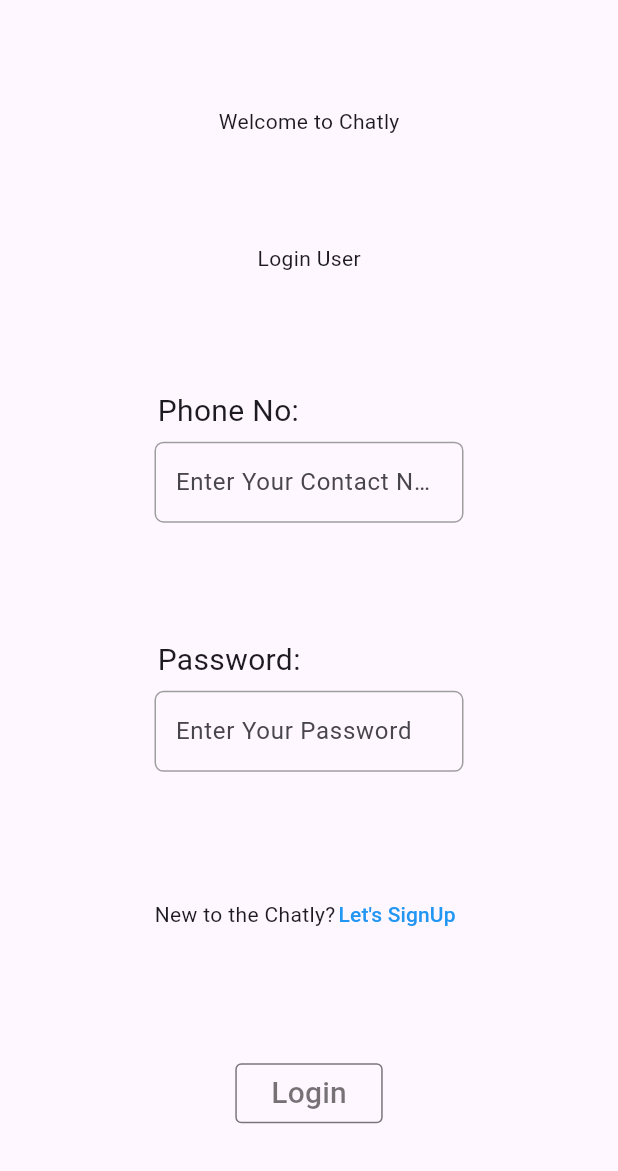
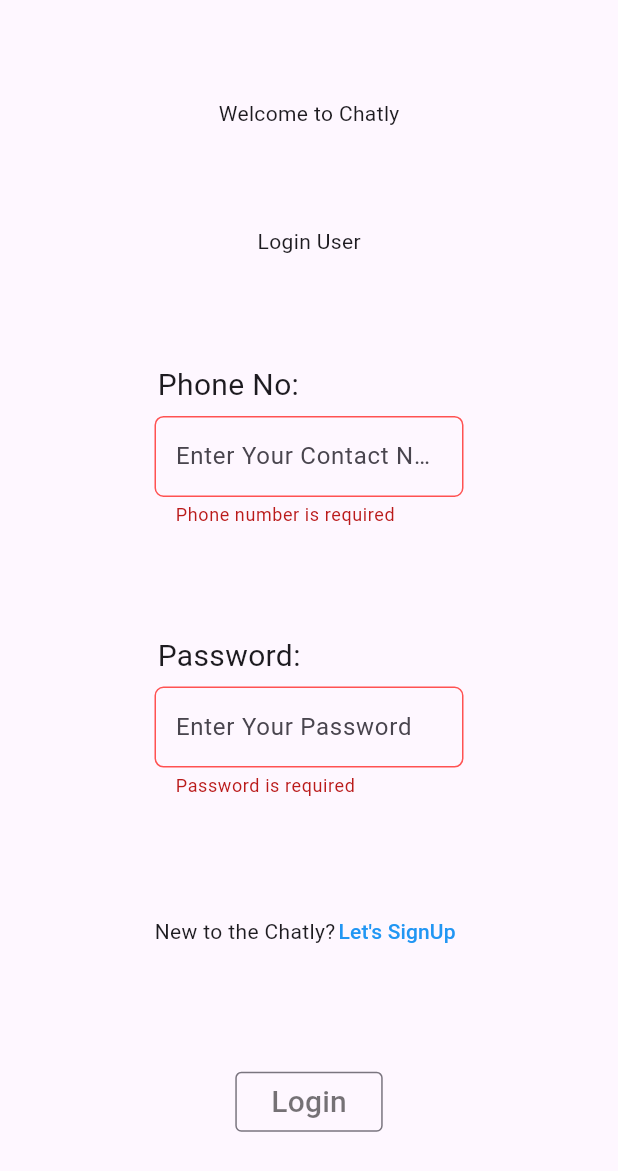
Before and after one commit to SaileshVerma/chatly, a Flutter app: the LoginScreen screen opened by its route, after a tap on "Login", on a phone screen of 412 x 824 dp. Shown: the top 1171 px of the screen. Run offline on Flutter 3.47's test engine with Material 3 defaults, Android fonts, the light colour scheme and no system bars; our stand-ins replace bloc, equatable, flutter_bloc, hive_flutter, shared_preferences; accounts and stored records are empty; network calls fail.

Commit message:
bloc setup for login & signup

```diff
--- a/lib/bloc/chat/chat_state.dart
+++ b/lib/bloc/chat/chat_state.dart
@@ -9,5 +9,5 @@ class ChatState extends Equatable {
   });
 
   @override
-  List<Object> get props => [];
+  List<Object> get props => [messages];
 }
--- /dev/null
+++ b/lib/bloc/signup/signup_bloc.dart
@@ -0,0 +1,32 @@
+import 'package:chatly/bloc/SignUp/SignUp_event.dart';
+import 'package:bloc/bloc.dart';
+import 'package:chatly/bloc/signup/signup_state.dart';
+
+class SignUpBloc extends Bloc<SignUpEvent, SignupState> {
+  SignUpBloc() : super(SignupState()) {
+    on<SignUpPhoneNumberChanged>(_onPhoneNumberChanged);
+    on<SignUpPasswordChanged>(_onPasswordChanged);
+    on<SignUpNameChanged>(_onNameChanged);
+    on<SignUpSubmitted>(_onSubmitted);
+  }
+
+  void _onPhoneNumberChanged(
+    SignUpPhoneNumberChanged event,
+    Emitter<SignupState> emit,
+  ) {}
+
+  void _onPasswordChanged(
+    SignUpPasswordChanged event,
+    Emitter<SignupState> emit,
+  ) {}
+
+  void _onNameChanged(
+    SignUpNameChanged event,
+    Emitter<SignupState> emit,
+  ) {}
+
+  void _onSubmitted(
+    SignUpSubmitted event,
+    Emitter<SignupState> emit,
+  ) {}
+}
--- /dev/null
+++ b/lib/bloc/signup/signup_event.dart
@@ -0,0 +1,43 @@
+import 'package:equatable/equatable.dart';
+
+abstract class SignUpEvent extends Equatable {
+  const SignUpEvent();
+
+  @override
+  List<Object> get props => [];
+}
+
+class SignUpPhoneNumberChanged extends SignUpEvent {
+  final String phoneNumber;
+
+  const SignUpPhoneNumberChanged(this.phoneNumber);
+
+  @override
+  List<Object> get props => [phoneNumber];
+}
+
+class SignUpPasswordChanged extends SignUpEvent {
+  final String password;
+
+  const SignUpPasswordChanged(this.password);
+
+  @override
+  List<Object> get props => [password];
+}
+
+class SignUpNameChanged extends SignUpEvent {
+  final String name;
+
+  const SignUpNameChanged(this.name);
+
+  @override
+  List<Object> get props => [name];
+}
+
+class SignUpSubmitted extends SignUpEvent {
+  const SignUpSubmitted();
+}
+
+class SignUpClearFieldOnNavigation extends SignUpEvent {
+  const SignUpClearFieldOnNavigation();
+}
--- /dev/null
+++ b/lib/bloc/signup/signup_state.dart
@@ -0,0 +1,43 @@
+import 'package:chatly/utils/constants/enums.dart';
+import 'package:equatable/equatable.dart';
+
+class SignupState extends Equatable {
+  final FormStatus formStatus;
+  final int number;
+  final String password;
+  final String name;
+  final String errorMessage;
+
+  const SignupState({
+    this.formStatus = FormStatus.initial,
+    this.number = 0,
+    this.password = '',
+    this.name = '',
+    this.errorMessage = "",
+  });
+
+  SignupState copyWith({
+    int? number,
+    FormStatus? formStatus,
+    String? password,
+    String? name,
+    String? errorMessage,
+  }) {
+    return SignupState(
+      number: number ?? this.number,
+      password: password ?? this.password,
+      name: name ?? this.name,
+      formStatus: formStatus ?? this.formStatus,
+      errorMessage: errorMessage ?? this.errorMessage,
+    );
+  }
+
+  @override
+  List<Object> get props => [
+        formStatus,
+        number,
+        name,
+        password,
+        errorMessage,
+      ];
+}
--- /dev/null
+++ b/lib/bloc/signup/signups.dart
@@ -0,0 +1,3 @@
+export './signup_bloc.dart';
+export './signup_state.dart';
+export './signup_event.dart';
--- a/lib/screens/login_screen/login_screen.dart
+++ b/lib/screens/login_screen/login_screen.dart
@@ -1,30 +1,29 @@
+import 'package:flutter/material.dart';
+import 'package:chatly/screens/login_screen/widgets/login_action_button.dart';
+import 'package:chatly/screens/login_screen/widgets/login_number_field.dart';
+import 'package:chatly/screens/login_screen/widgets/login_password_field.dart';
 import 'package:chatly/utils/constants/routes.dart';
-import 'package:chatly/widgets/custom_textfield.dart';
-import 'package:flutter/material.dart';
 
 class LoginScreen extends StatelessWidget {
   const LoginScreen({super.key});
 
   @override
   Widget build(BuildContext context) {
+    final GlobalKey<FormState> formKey = GlobalKey<FormState>();
     return Scaffold(
       body: Center(
         child: SizedBox(
           width: MediaQuery.of(context).size.width * 0.5,
+          child: Form(
+            key: formKey,
             child: Column(
               crossAxisAlignment: CrossAxisAlignment.center,
               mainAxisAlignment: MainAxisAlignment.spaceEvenly,
               children: [
-              Text("Welcome to Chatly"),
-              Text("Login User"),
-              CustomTextField(
-                label: 'Phone No:',
-                hintText: "Enter Your Contact Number",
-              ),
-              CustomTextField(
-                label: 'Password:',
-                hintText: "Enter Your Password",
-              ),
+                const Text("Welcome to Chatly"),
+                const Text("Login User"),
+                const LoginPhoneNumberField(),
+                const LoginPasswordField(),
                 Row(
                   children: [
                     const Text("New to the Chatly?"),
@@ -41,20 +40,9 @@ class LoginScreen extends StatelessWidget {
                     ),
                   ],
                 ),
-              OutlinedButton(
-                style: OutlinedButton.styleFrom(
-                    shape: RoundedRectangleBorder(
-                        borderRadius: BorderRadius.circular(4.0))),
-                onPressed: () {},
-                child: const Text(
-                  'Login',
-                  style: TextStyle(
-                    color: Colors.black54,
-                    fontSize: 20.0,
+                LoginActionButton(formKey: formKey),
+              ],
             ),
-                ),
-              )
-            ],
           ),
         ),
       ),
--- /dev/null
+++ b/lib/screens/login_screen/widgets/login_action_button.dart
@@ -0,0 +1,41 @@
+import 'package:chatly/utils/constants/routes.dart';
+import 'package:flutter/material.dart';
+import 'package:chatly/bloc/login/login.dart';
+import 'package:flutter_bloc/flutter_bloc.dart';
+
+class LoginActionButton extends StatelessWidget {
+  final GlobalKey<FormState> formKey;
+  const LoginActionButton({
+    required this.formKey,
+    super.key,
+  });
+
+  @override
+  Widget build(BuildContext context) {
+    return BlocBuilder<LoginBloc, LoginState>(
+      builder: (ctx, state) => OutlinedButton(
+        style: OutlinedButton.styleFrom(
+          shape: RoundedRectangleBorder(
+            borderRadius: BorderRadius.circular(4.0),
+          ),
+        ),
+        onPressed: () {
+          if (formKey.currentState?.validate() ?? false) {
+            Navigator.pushNamedAndRemoveUntil(
+              context,
+              Routes.chat,
+              (route) => false,
+            );
+          }
+        },
+        child: const Text(
+          'Login',
+          style: TextStyle(
+            color: Colors.black54,
+            fontSize: 20.0,
+          ),
+        ),
+      ),
+    );
+  }
+}
--- /dev/null
+++ b/lib/screens/login_screen/widgets/login_number_field.dart
@@ -0,0 +1,27 @@
+import 'package:chatly/bloc/login/login.dart';
+import 'package:chatly/widgets/custom_textfield.dart';
+import 'package:flutter/material.dart';
+import 'package:flutter_bloc/flutter_bloc.dart';
+
+class LoginPhoneNumberField extends StatelessWidget {
+  const LoginPhoneNumberField({super.key});
+
+  @override
+  Widget build(BuildContext context) {
+    return BlocBuilder<LoginBloc, LoginState>(
+      builder: (ctx, state) => CustomTextField(
+        label: 'Phone No:',
+        hintText: "Enter Your Contact Number",
+        onChanged: (_) => {},
+        validator: (value) {
+          if (value == null || value.isEmpty) {
+            return 'Phone number is required';
+          } else if (value.length != 10) {
+            return 'Enter a valid phone number';
+          }
+          return null;
+        },
+      ),
+    );
+  }
+}
--- /dev/null
+++ b/lib/screens/login_screen/widgets/login_password_field.dart
@@ -0,0 +1,26 @@
+import 'package:chatly/bloc/login/login.dart';
+import 'package:chatly/widgets/custom_textfield.dart';
+import 'package:flutter/material.dart';
+import 'package:flutter_bloc/flutter_bloc.dart';
+
+class LoginPasswordField extends StatelessWidget {
+  const LoginPasswordField({super.key});
+
+  @override
+  Widget build(BuildContext context) {
+    return BlocBuilder<LoginBloc, LoginState>(
+      builder: (ctx, state) => CustomTextField(
+        label: 'Password:',
+        hintText: "Enter Your Password",
+        validator: (value) {
+          if (value == null || value.isEmpty) {
+            return 'Password is required';
+          }
+
+          return null;
+        },
+        onChanged: (_) => {},
+      ),
+    );
+  }
+}
--- a/lib/widgets/custom_textfield.dart
+++ b/lib/widgets/custom_textfield.dart
@@ -3,10 +3,14 @@ import 'package:flutter/material.dart';
 class CustomTextField extends StatelessWidget {
   final String label;
   final String hintText;
+  final Function(String)? onChanged;
+  final String? Function(String?)? validator;
 
   const CustomTextField({
     required this.label,
     required this.hintText,
+    required this.onChanged,
+    this.validator,
     super.key,
   });
 
@@ -54,7 +58,8 @@ class CustomTextField extends StatelessWidget {
             ),
             labelStyle: TextStyle(fontSize: 18),
           ),
-          onChanged: (_) {},
+          validator: validator,
+          onChanged: onChanged,
         ),
       ],
     );
```
Also changed, not shown: lib/app/my_app.dart (+8 -2 lines), lib/screens/chat_screen/chat_screen.dart (+3 -9 lines), lib/screens/signup_screen/signup_screen.dart (+17 -34 lines), lib/screens/signup_screen/widgets/name_field.dart (added, +26 -0 lines), lib/screens/signup_screen/widgets/password_field.dart (added, +28 -0 lines), lib/screens/signup_screen/widgets/phone_field.dart (added, +27 -0 lines), lib/screens/signup_screen/widgets/signup_button.dart (added, +41 -0 lines). Lines whose indentation alone changed are shown as unchanged.
